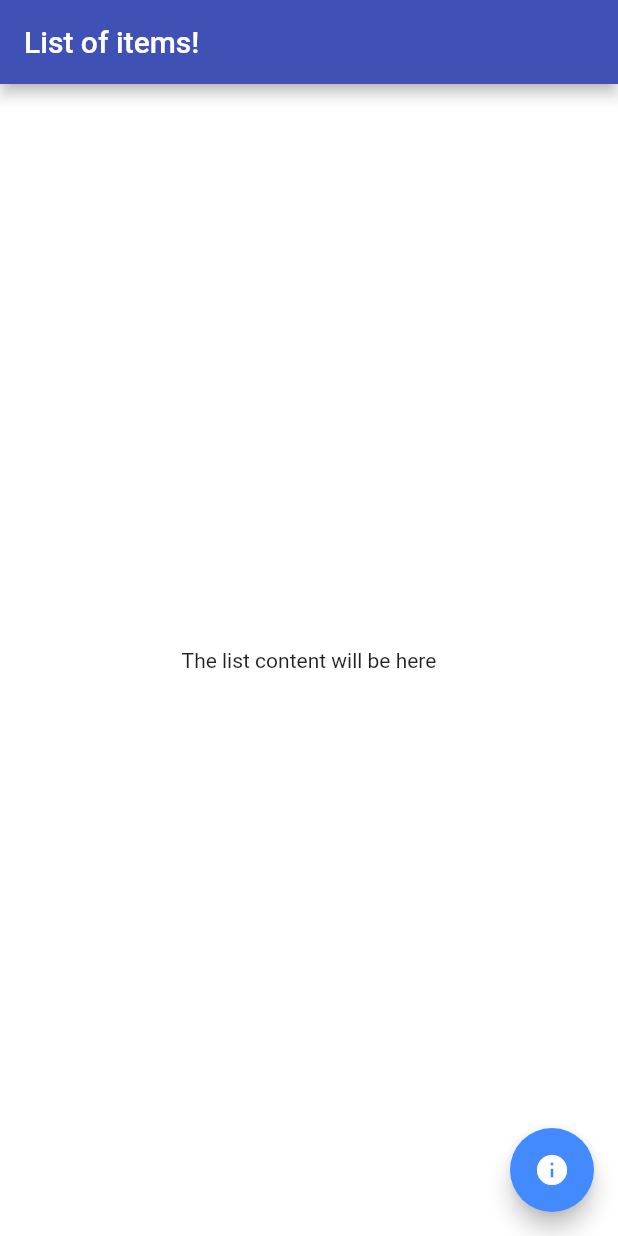
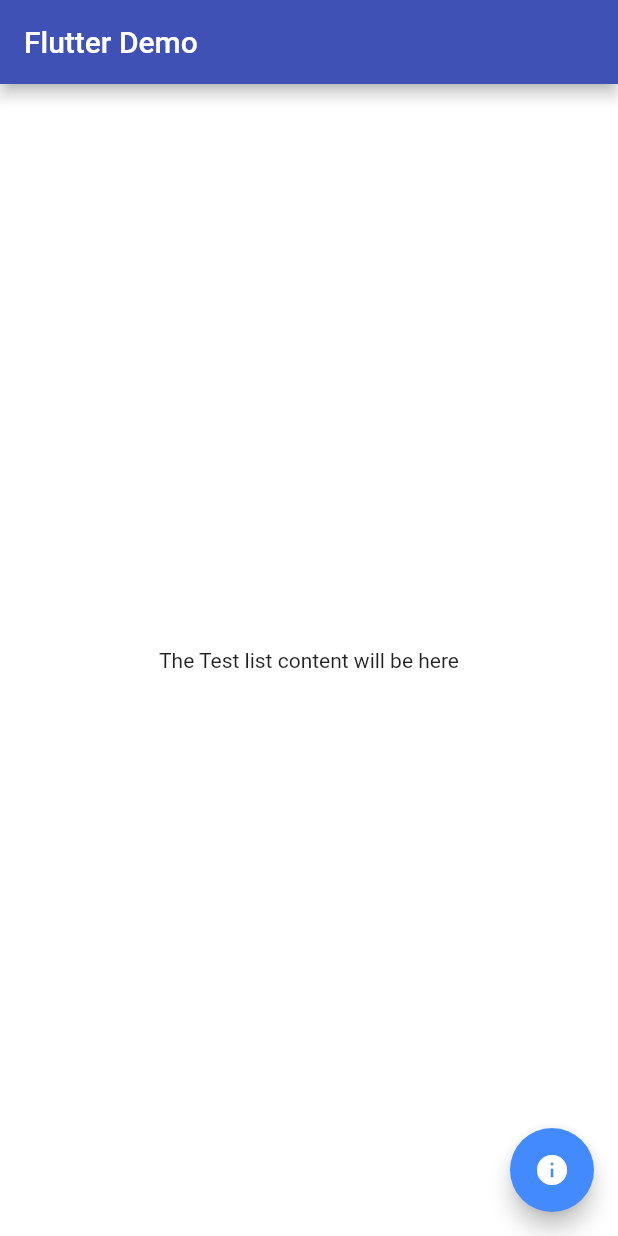
Before and after one commit to MazNaiini/flutter-sample, a Flutter app: the screen it shows after launch, on a phone screen of 412 x 824 dp. Run offline on Flutter 3.47's test engine with Material 2 defaults, Android fonts, the phone set to English and light mode, and no system bars.

Commit message:
Some refactoring

```diff
--- a/lib/MainList/MainListWidget.dart
+++ b/lib/MainList/MainListWidget.dart
@@ -12,36 +12,38 @@ class MainListWidget extends StatelessWidget {
       appBar: AppBar(
         title: Text(this.title),
       ),
-      body: Center(
+      body: _body(context),
+      floatingActionButton: _floatingActionButton(context),
+      backgroundColor: Colors.white,
+    );
+  }
+
+  Widget _body(BuildContext context)  => Center(
         child: Column(
           mainAxisAlignment: MainAxisAlignment.center,
           children: <Widget>[
-            Text(
-              'The list content will be here',
-              style: Theme.of(context).textTheme.body1
-            )
+            Text('The Test list content will be here',
+                style: Theme.of(context).textTheme.body1)
           ],
         ),
-      ),
-      floatingActionButton: FloatingActionButton(
+      );
+
+  FloatingActionButton _floatingActionButton(BuildContext context) => FloatingActionButton(
         onPressed: () {
           _presentMoreInfo(context);
         },
         tooltip: 'More Info',
         child: Icon(Icons.info),
         backgroundColor: Colors.blueAccent,
-      ),
-      backgroundColor: Colors.white,
-    );
-  }
+      );
 
   void _presentMoreInfo(BuildContext context) {
-    Navigator.push(context, MaterialPageRoute<Null>(
-      builder: (BuildContext context) {
-        return MoreInfoWidget();
-      },
-      fullscreenDialog: true
-    ));
+    Navigator.push(
+        context,
+        MaterialPageRoute<Null>(
+            builder: (BuildContext context) {
+              return MoreInfoWidget();
+            },
+            fullscreenDialog: true));
   }
-
 }
--- a/lib/main.dart
+++ b/lib/main.dart
@@ -12,7 +12,7 @@ class SampleApp extends StatelessWidget {
       theme: ThemeData(
         primarySwatch: Colors.indigo,
       ),
-      home: MainListWidget(title: 'List of items!'),
+      home: MainListWidget(title: 'Flutter Demo'),
     );
   }
 }
```
Also changed, not shown: 10 other files.
